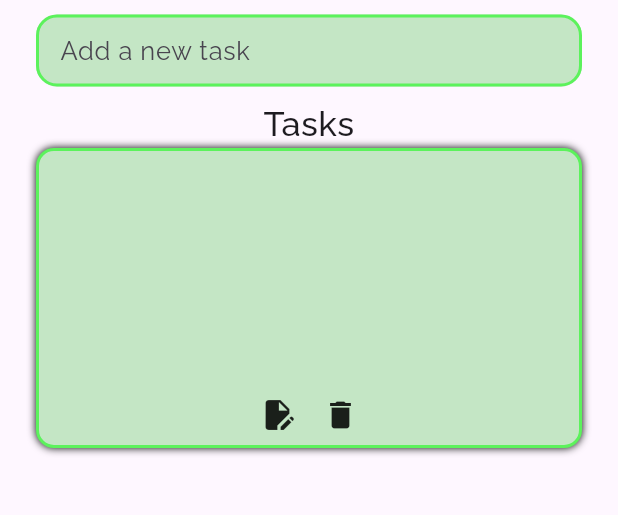
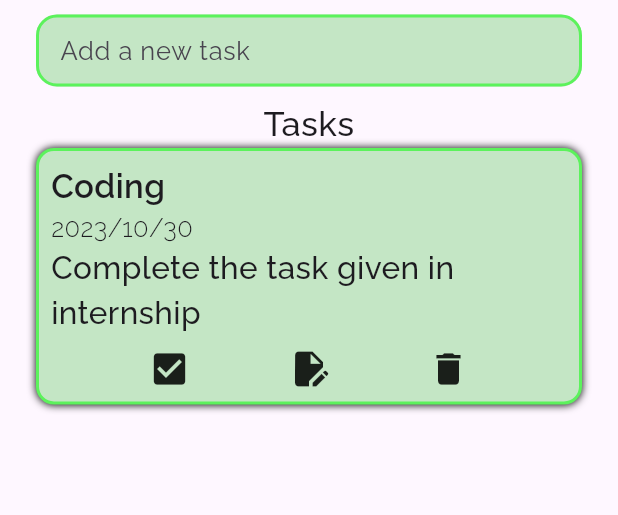
Before and after one commit to Robertgovind/CODSOFT, a Flutter app: the screen it shows after launch, on a phone screen of 412 x 824 dp, the part 95-610 px from its top. Run offline on Flutter 3.47's test engine with Material 3 defaults, Android fonts, the phone set to English and light mode, and no system bars; our stand-ins replace google_fonts.

Commit message:
second day

```diff
--- /dev/null
+++ b/task01_todo_app/lib/models/task.dart
@@ -0,0 +1,27 @@
+class Task {
+  String taskTitle;
+  String date;
+  String description;
+  bool isCompleted;
+
+  Task(
+      {required this.taskTitle,
+      required this.date,
+      required this.description,
+      this.isCompleted = false});
+
+  List<Task> taskList = [
+    Task(
+        taskTitle: "Studying",
+        date: '2023/11/25',
+        description: "Advanced Electronics"),
+    Task(
+        taskTitle: 'Watchig a movie',
+        date: '2023/11/28',
+        description: 'Any new si-fi movie'),
+    Task(
+        taskTitle: 'Playing Football',
+        date: '2023/11/30',
+        description: 'At evening need to play football'),
+  ];
+}
--- a/task01_todo_app/lib/pages/todo_page.dart
+++ b/task01_todo_app/lib/pages/todo_page.dart
@@ -1,9 +1,7 @@
-import 'dart:ffi';
-
 import 'package:flutter/material.dart';
 import 'package:google_fonts/google_fonts.dart';
-import 'package:task01_todo_app/utilities/constatns.dart';
 import 'package:task01_todo_app/widgets/add_task_container.dart';
+import 'package:task01_todo_app/widgets/task_card.dart';
 
 class TodoPage extends StatelessWidget {
   const TodoPage({super.key});
@@ -25,7 +23,7 @@ class TodoPage extends StatelessWidget {
               const SizedBox(
                 height: 10,
               ),
-              AddTaskTextField(),
+              const AddTaskTextField(),
               const SizedBox(
                 height: 8,
               ),
@@ -38,36 +36,7 @@ class TodoPage extends StatelessWidget {
                           fontSize: 23, fontWeight: FontWeight.w500),
                       textAlign: TextAlign.center,
                     ),
-                    Container(
-                      padding: const EdgeInsets.all(8),
-                      height: 200,
-                      decoration: BoxDecoration(
-                          borderRadius: BorderRadius.circular(12),
-                          color: kcardBGColor,
-                          border:
-                              Border.all(width: 2, color: kcustomBorderColor),
-                          boxShadow: const [
-                            BoxShadow(color: Colors.black, blurRadius: 4)
-                          ]),
-                      child: const Column(
-                        mainAxisAlignment: MainAxisAlignment.spaceBetween,
-                        children: [
-                          Column(
-                            children: [],
-                          ),
-                          Row(
-                            mainAxisAlignment: MainAxisAlignment.center,
-                            children: [
-                              Icon(Icons.edit_document),
-                              SizedBox(
-                                width: 18,
-                              ),
-                              Icon(Icons.delete),
-                            ],
-                          )
-                        ],
-                      ),
-                    )
+                    const TaskCard()
                   ],
                 ),
               )
--- a/task01_todo_app/lib/widgets/add_task_container.dart
+++ b/task01_todo_app/lib/widgets/add_task_container.dart
@@ -1,6 +1,6 @@
 import 'package:flutter/material.dart';
 import 'package:google_fonts/google_fonts.dart';
-import 'package:task01_todo_app/utilities/constatns.dart';
+import 'package:task01_todo_app/constatns.dart';
 
 class AddTaskTextField extends StatelessWidget {
   const AddTaskTextField({
--- /dev/null
+++ b/task01_todo_app/lib/widgets/editing_icons.dart
@@ -0,0 +1,18 @@
+import 'package:flutter/material.dart';
+
+class EditingIcons extends StatelessWidget {
+  const EditingIcons({
+    super.key,
+    required,
+    this.icon,
+  });
+  final icon;
+
+  @override
+  Widget build(BuildContext context) {
+    return Icon(
+      icon,
+      size: 28,
+    );
+  }
+}
--- /dev/null
+++ b/task01_todo_app/lib/widgets/task_card.dart
@@ -0,0 +1,65 @@
+import 'package:flutter/material.dart';
+import 'package:google_fonts/google_fonts.dart';
+import 'package:task01_todo_app/constatns.dart';
+import 'package:task01_todo_app/widgets/editing_icons.dart';
+
+class TaskCard extends StatelessWidget {
+  const TaskCard({
+    super.key,
+  });
+
+  @override
+  Widget build(BuildContext context) {
+    return Container(
+      padding: const EdgeInsets.all(8),
+      decoration: BoxDecoration(
+          borderRadius: BorderRadius.circular(12),
+          color: kcardBGColor,
+          border: Border.all(width: 2, color: kcustomBorderColor),
+          boxShadow: const [BoxShadow(color: Colors.black, blurRadius: 4)]),
+      child: Column(
+        crossAxisAlignment: CrossAxisAlignment.start,
+        mainAxisAlignment: MainAxisAlignment.spaceBetween,
+        children: [
+          Column(
+            crossAxisAlignment: CrossAxisAlignment.start,
+            children: [
+              Text(
+                "Coding",
+                style: GoogleFonts.raleway(
+                    fontSize: 22, fontWeight: FontWeight.w600),
+              ),
+              Text(
+                "2023/10/30",
+                style: GoogleFonts.raleway(
+                    fontSize: 17, fontWeight: FontWeight.w300),
+              ),
+              Text(
+                'Complete the task given in internship',
+                style: GoogleFonts.raleway(
+                    fontSize: 21, fontWeight: FontWeight.w500),
+              ),
+              const SizedBox(
+                height: 8,
+              ),
+            ],
+          ),
+          const Row(
+            mainAxisAlignment: MainAxisAlignment.spaceEvenly,
+            children: [
+              EditingIcons(
+                icon: Icons.check_box,
+              ),
+              EditingIcons(
+                icon: Icons.edit_document,
+              ),
+              EditingIcons(
+                icon: Icons.delete,
+              ),
+            ],
+          )
+        ],
+      ),
+    );
+  }
+}
```
Also changed, not shown: task01_todo_app/lib/constatns.dart (renamed from task01_todo_app/lib/utilities/constatns.dart).
